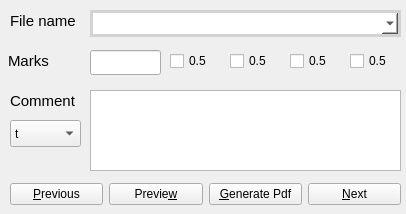
Qt form grader_improved/grader_editor.ui (shubhamshuklaer/autog) before a commit.
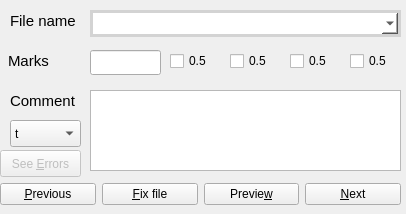
The same form after that commit.

Commit message: fix file and show error working

```diff
--- a/grader_improved/grader_editor.ui
+++ b/grader_improved/grader_editor.ui
@@ -251,9 +251,9 @@
   <widget class="QWidget" name="layoutWidget">
    <property name="geometry">
     <rect>
-     <x>10</x>
+     <x>0</x>
      <y>180</y>
-     <width>391</width>
+     <width>401</width>
      <height>29</height>
     </rect>
    </property>
@@ -279,6 +279,25 @@
       </property>
      </widget>
     </item>
+    <item>
+     <widget class="QPushButton" name="fix_file_btn">
+      <property name="enabled">
+       <bool>true</bool>
+      </property>
+      <property name="focusPolicy">
+       <enum>Qt::TabFocus</enum>
+      </property>
+      <property name="styleSheet">
+       <string notr="true">QPushButton:focus { 
+  border-style: outset;
+}
+</string>
+      </property>
+      <property name="text">
+       <string>&amp;Fix file</string>
+      </property>
+     </widget>
+    </item>
     <item>
      <widget class="QPushButton" name="preview_btn">
       <property name="minimumSize">
@@ -300,21 +319,6 @@
       </property>
      </widget>
     </item>
-    <item>
-     <widget class="QPushButton" name="gen_pdf_btn">
-      <property name="focusPolicy">
-       <enum>Qt::TabFocus</enum>
-      </property>
-      <property name="styleSheet">
-       <string notr="true">QPushButton:focus { 
-  border-style: outset;
-}</string>
-      </property>
-      <property name="text">
-       <string>&amp;Generate Pdf</string>
-      </property>
-     </widget>
-    </item>
     <item>
      <widget class="QPushButton" name="next_btn">
       <property name="minimumSize">
@@ -338,6 +342,30 @@
     </item>
    </layout>
   </widget>
+  <widget class="QPushButton" name="see_errors_btn">
+   <property name="enabled">
+    <bool>false</bool>
+   </property>
+   <property name="geometry">
+    <rect>
+     <x>0</x>
+     <y>150</y>
+     <width>81</width>
+     <height>27</height>
+    </rect>
+   </property>
+   <property name="focusPolicy">
+    <enum>Qt::TabFocus</enum>
+   </property>
+   <property name="styleSheet">
+    <string notr="true">QPushButton:focus { 
+  border-style: outset;
+}</string>
+   </property>
+   <property name="text">
+    <string>See &amp;Errors</string>
+   </property>
+  </widget>
  </widget>
  <tabstops>
   <tabstop>file_name_combo</tabstop>
```
Left out of the diff: 5 changed lines with no effect on the pictures. The commit also changes 6 other files.
